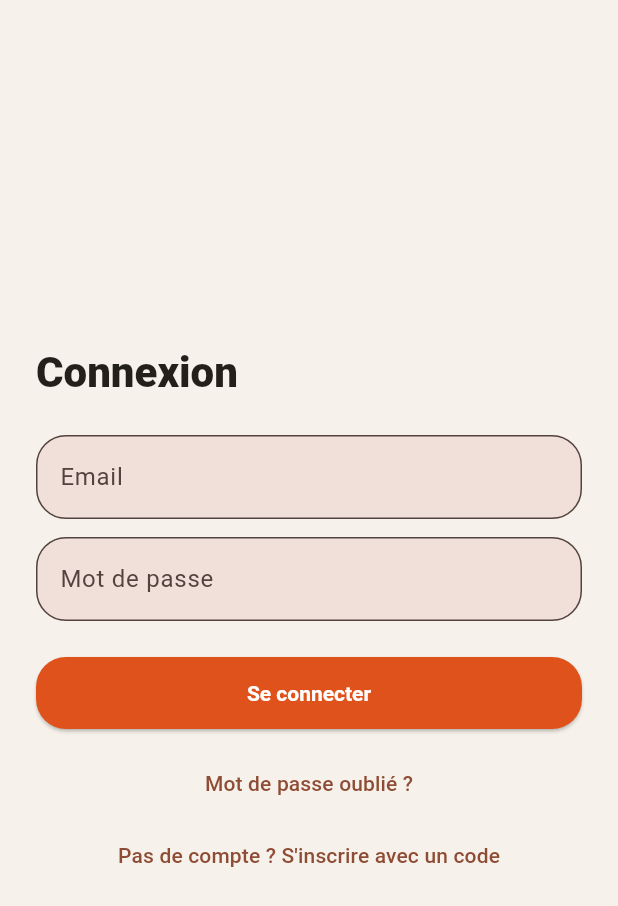
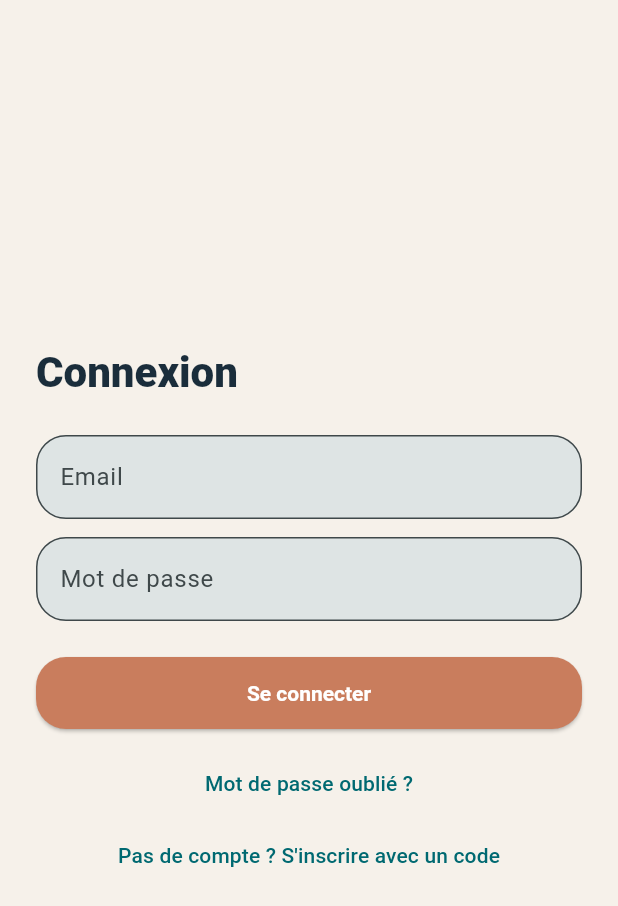
Before and after one commit to Napoleon2618/APPLI-MOBILITE, a Flutter app: the screen it shows after launch, on a phone screen of 412 x 824 dp. Shown: the top 906 px of the screen. Run offline on Flutter 3.47's test engine with Material 3 defaults, Android fonts, the phone set to English and light mode, and no system bars; our stand-ins replace drift, envied, go_router, shared_preferences, supabase_flutter; accounts and stored records are empty; generated files the repository leaves out were written again.

Commit message:
theme: palette de marque THERAFORMY (teal dominant + navy + terracotta)
- Couleur dominante : teal #31848C, seed du ColorScheme M3 entier
  (surfaces, containers, liens) pour que l'identité reste dominée par
  le vert de la marque.
- Secondaire/ink : navy #1A2D3B, déjà utilisé comme texte foncé en
  clair et fond de base en sombre (inchangé depuis le commit précédent).
- Accent ponctuel : terracotta mat #C97D5D, réservé exclusivement aux
  boutons d'action (ElevatedButton) et indicateurs de progression via
  ProgressIndicatorThemeData — jamais en fond ou zone large. Choisi
  plutôt que l'ocre proposé en alternative car sa teinte (~18°) est
  plus proche du complémentaire réel du teal (~6°), donc ressort
  davantage sur l'identité dominante.
- Contraste vérifié : blanc sur terracotta 3.19:1 (conforme WCAG AA
  pour texte gras/large, seuil applicable aux libellés de bouton),
  navy sur fond clair et clair sur navy foncé >12:1.

Structure du design system inchangée (rayons, poids de police, layout) —
seule la teinte change, comme demandé.

```diff
--- a/mobile/lib/core/theme/app_theme.dart
+++ b/mobile/lib/core/theme/app_theme.dart
@@ -4,16 +4,35 @@ import 'package:flutter/material.dart';
 /// "sport intense" (strong contrast, assertive type) and "nature organique"
 /// (earthy tones, soft curves) — FR-012. Neither direction is exclusive:
 /// the strong-contrast accent color and bold headline weight come from the
-/// "sport intense" side, while the earthy neutrals and generously rounded
+/// "sport intense" side, while the organic neutrals and generously rounded
 /// shapes come from the "nature organique" side.
+///
+/// Brand palette (THERAFORMY): the identity is dominated by the brand's
+/// teal (used to seed the whole Material color scheme — surfaces,
+/// containers, links) and navy "ink" (dark text / dark-mode base). A muted
+/// warm terracotta is reserved for exactly two things — primary action
+/// buttons and progress indicators — so it draws the eye to what's
+/// actionable without competing with the teal identity anywhere else
+/// (no warm backgrounds or large fill areas).
 class AppTheme {
   AppTheme._();
 
-  // "Sport intense": a single strong accent for calls to action / progress.
-  static const _accent = Color(0xFFE0521B); // burnt orange — high contrast
-  // "Nature organique": earthy neutrals instead of a stark black/white.
+  // Dominant identity color — seeds the whole scheme (surfaces, containers,
+  // links, tertiary tones all derive from this).
+  static const _dominant = Color(0xFF31848C); // THERAFORMY teal
+  // THERAFORMY navy — the brand's dark/"ink" color (from the logo); used as
+  // dark text on the light theme and as the base surface for the dark
+  // theme, so it anchors both ends of the palette.
+  static const _ink = Color(0xFF1A2D3B);
+  // Punctual accent — ONLY for primary action buttons and progress
+  // indicators (never backgrounds or large fills), so the dominant teal
+  // identity isn't diluted. Muted terracotta rather than a saturated
+  // orange: it sits close to teal's true complementary hue (~186° vs.
+  // ~18° here, near the ~6° complement) so it reads as "the thing to tap"
+  // without turning into a second competing brand color.
+  static const _actionAccent = Color(0xFFC97D5D);
+  // "Nature organique": an organic light neutral instead of a stark white.
   static const _earthLight = Color(0xFFF6F1EA);
-  static const _earthDark = Color(0xFF231F1B);
   static const _stoneLight = Color(0xFF57534E);
   static const _stoneDark = Color(0xFFD6CFC4);
 
@@ -23,14 +42,14 @@ class AppTheme {
   static ThemeData get light => _base(
         brightness: Brightness.light,
         surface: _earthLight,
-        onSurface: Color(0xFF231F1B),
+        onSurface: _ink,
         secondaryText: _stoneLight,
       );
 
   static ThemeData get dark => _base(
         brightness: Brightness.dark,
-        surface: _earthDark,
-        onSurface: Color(0xFFF6F1EA),
+        surface: _ink,
+        onSurface: _earthLight,
         secondaryText: _stoneDark,
       );
 
@@ -41,7 +60,7 @@ class AppTheme {
     required Color secondaryText,
   }) {
     final colorScheme = ColorScheme.fromSeed(
-      seedColor: _accent,
+      seedColor: _dominant,
       brightness: brightness,
       surface: surface,
       onSurface: onSurface,
@@ -65,13 +84,17 @@ class AppTheme {
       ),
       elevatedButtonTheme: ElevatedButtonThemeData(
         style: ElevatedButton.styleFrom(
-          backgroundColor: _accent,
+          backgroundColor: _actionAccent,
           foregroundColor: Colors.white,
           shape: const RoundedRectangleBorder(borderRadius: radius),
           padding: const EdgeInsets.symmetric(horizontal: 24, vertical: 16),
           textStyle: const TextStyle(fontWeight: FontWeight.w700),
         ),
       ),
+      // Progress indicators are the other place the punctual accent
+      // appears (session progress bar, loading spinners) — everything else
+      // stays within the teal-seeded scheme.
+      progressIndicatorTheme: const ProgressIndicatorThemeData(color: _actionAccent),
       inputDecorationTheme: InputDecorationTheme(
         border: OutlineInputBorder(borderRadius: radius),
         filled: true,
```
